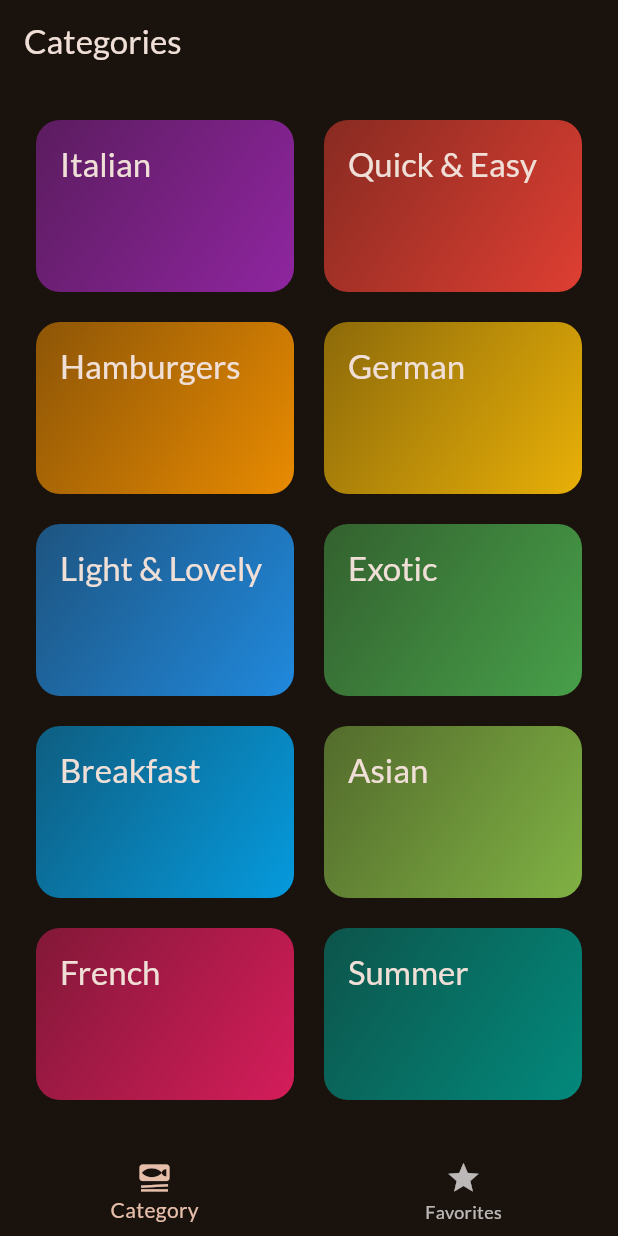
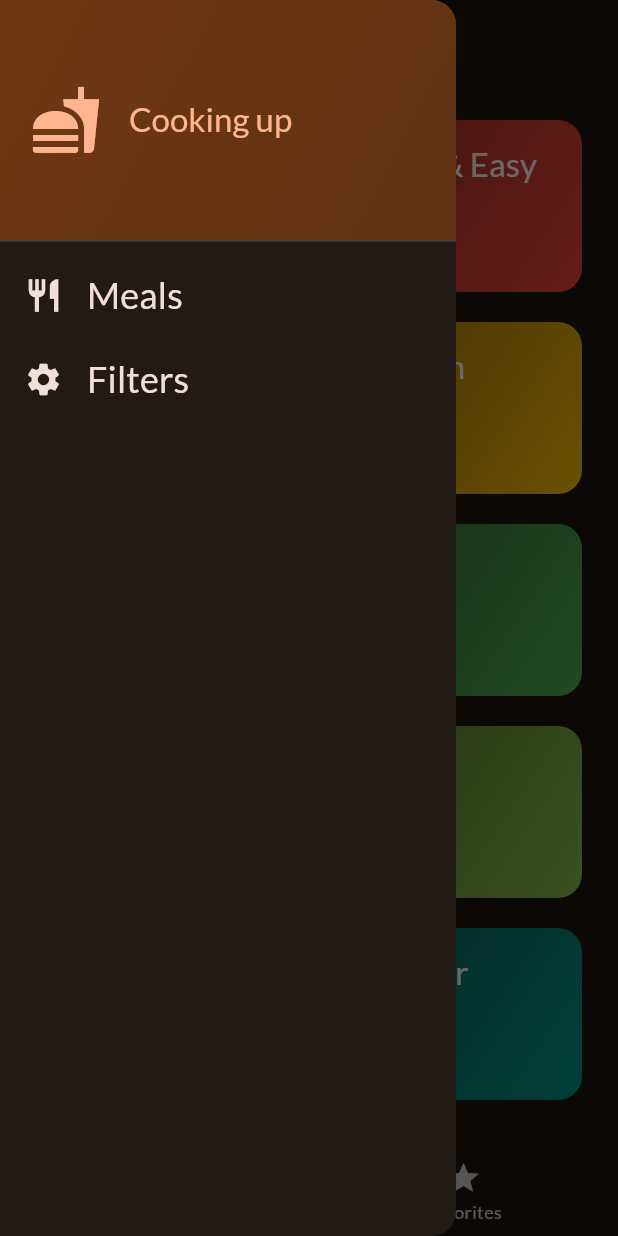
Before and after one commit to GabrielAllba/meals-app, a Flutter app: the screen it shows after launch, with the side drawer open (before the commit the screen has no drawer), on a phone screen of 412 x 824 dp. Run offline on Flutter 3.47's test engine with Material 2 defaults, Android fonts, the phone set to English and light mode, and no system bars; our stand-ins replace google_fonts, transparent_image.

Commit message:
add filters

```diff
--- a/lib/screens/tabs.dart
+++ b/lib/screens/tabs.dart
@@ -1,8 +1,10 @@
 import 'package:flutter/material.dart';
 import 'package:meals/models/meal.dart';
 import 'package:meals/screens/categories.dart';
+import 'package:meals/screens/filters.dart';
 import 'package:meals/screens/meals.dart';
 import 'package:meals/data/dummy_data.dart';
+import 'package:meals/widgets/main_drawer.dart';
 
 class TabsScreen extends StatefulWidget {
   @override
@@ -45,6 +47,17 @@ class _TabsScreenState extends State<TabsScreen> {
     });
   }
 
+  void _setScreen(String identifier) {
+    Navigator.of(context).pop();
+    if (identifier == 'filters') {
+      Navigator.of(context).push(
+        MaterialPageRoute(
+          builder: (ctx) => const FiltersScreen(),
+        ),
+      );
+    }
+  }
+
   @override
   Widget build(BuildContext context) {
     Widget activePage = CategoriesScreen(
@@ -59,6 +72,9 @@ class _TabsScreenState extends State<TabsScreen> {
     return Scaffold(
       appBar: AppBar(
         title: Text(activePageTitle),
+      ),
+      drawer: MainDrawer(
+        onSelectScreen: _setScreen,
       ),
       body: activePage,
       bottomNavigationBar: BottomNavigationBar(
--- /dev/null
+++ b/lib/widgets/main_drawer.dart
@@ -0,0 +1,81 @@
+import 'package:flutter/material.dart';
+
+class MainDrawer extends StatelessWidget {
+  const MainDrawer({
+    super.key,
+    required this.onSelectScreen,
+  });
+
+  final void Function(String identifier) onSelectScreen;
+
+  @override
+  Widget build(BuildContext context) {
+    return Drawer(
+      child: Column(
+        children: [
+          DrawerHeader(
+            padding: EdgeInsets.all(20),
+            decoration: BoxDecoration(
+              gradient: LinearGradient(
+                colors: [
+                  Theme.of(context).colorScheme.primaryContainer,
+                  Theme.of(context)
+                      .colorScheme
+                      .primaryContainer
+                      .withOpacity(.8),
+                ],
+                begin: Alignment.topLeft,
+                end: Alignment.bottomRight,
+              ),
+            ),
+            child: Row(
+              children: [
+                Icon(
+                  Icons.fastfood,
+                  size: 48,
+                  color: Theme.of(context).colorScheme.primary,
+                ),
+                const SizedBox(
+                  width: 18,
+                ),
+                Text(
+                  'Cooking up',
+                  style: Theme.of(context)
+                      .textTheme
+                      .titleLarge!
+                      .copyWith(color: Theme.of(context).colorScheme.primary),
+                )
+              ],
+            ),
+          ),
+          ListTile(
+            leading: Icon(Icons.restaurant,
+                size: 26, color: Theme.of(context).colorScheme.onBackground),
+            title: Text(
+              'Meals',
+              style: Theme.of(context).textTheme.titleSmall!.copyWith(
+                  color: Theme.of(context).colorScheme.onBackground,
+                  fontSize: 24),
+            ),
+            onTap: () {
+              onSelectScreen('meals');
+            },
+          ),
+          ListTile(
+            leading: Icon(Icons.settings,
+                size: 26, color: Theme.of(context).colorScheme.onBackground),
+            title: Text(
+              'Filters',
+              style: Theme.of(context).textTheme.titleSmall!.copyWith(
+                  color: Theme.of(context).colorScheme.onBackground,
+                  fontSize: 24),
+            ),
+            onTap: () {
+              onSelectScreen('filters');
+            },
+          ),
+        ],
+      ),
+    );
+  }
+}
```
Also changed, not shown: lib/screens/filters.dart (added, +126 -0 lines).
